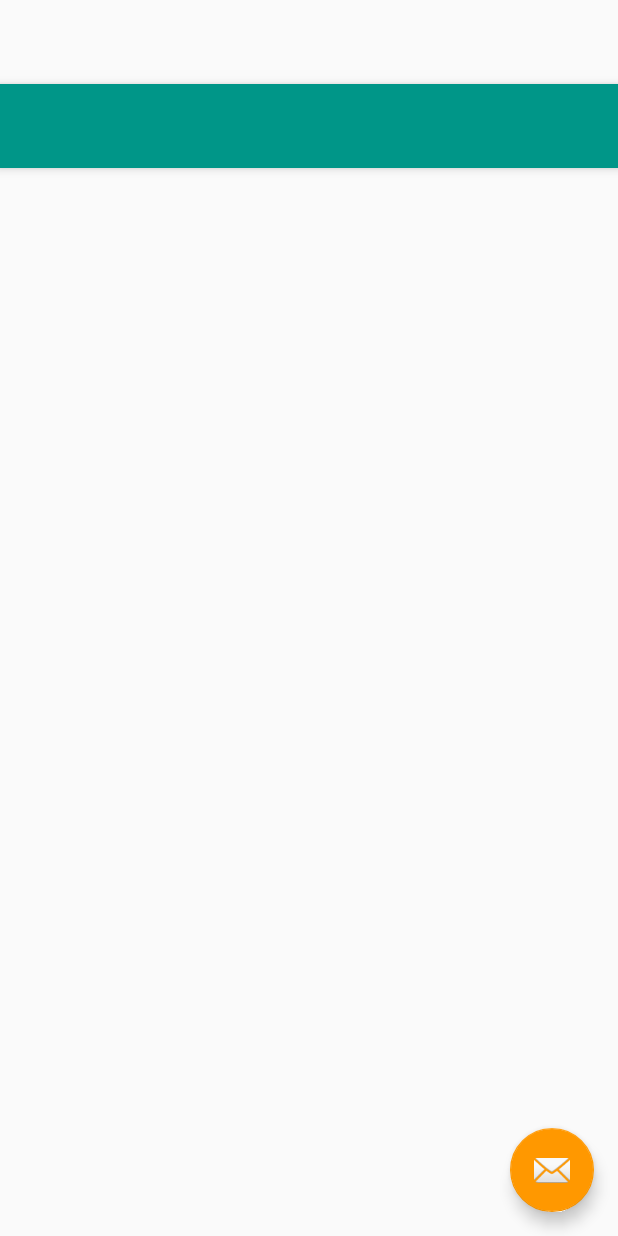
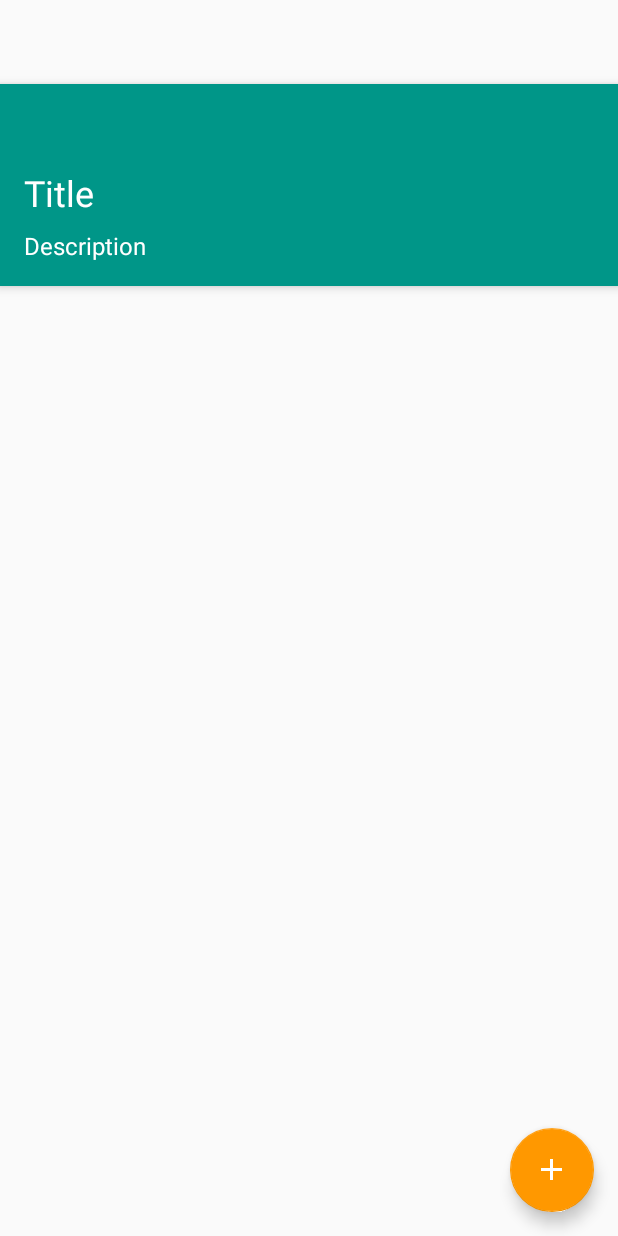
Before and after one commit to emanuele-dedonatis/Drugstore, an Android app: the layout activity_drug_detail.xml on its own in the app's theme, with its tools: preview values and no code run, on a phone screen of 412 x 824 dp. Run offline under Robolectric (Android 15) with nearby library versions, the phone set to English and light mode, and no system bars.

Commit message:
Font size correct

```diff
--- a/app/build.gradle
+++ b/app/build.gradle
@@ -44,5 +44,6 @@ dependencies {
     compile 'com.android.support:support-v4:23.1.1'
 
     compile 'com.amulyakhare:com.amulyakhare.textdrawable:1.0.1'
+    compile 'com.wrapp.floatlabelededittext:library:0.0.5'
 
 }
--- a/app/src/main/AndroidManifest.xml
+++ b/app/src/main/AndroidManifest.xml
@@ -10,13 +10,13 @@
         android:label="@string/app_name"
         android:supportsRtl="true"
         android:theme="@style/AppTheme">
+
         <activity
             android:name=".activities.DrugsActivity"
-            android:label="@string/title_activity_drugs"
+            android:label="@string/app_name"
             android:theme="@style/AppTheme.NoActionBar">
             <intent-filter>
                 <action android:name="android.intent.action.MAIN" />
-
                 <category android:name="android.intent.category.LAUNCHER" />
             </intent-filter>
         </activity>
--- a/app/src/main/java/it/dedonatis/emanuele/drugstore/activities/DrugsActivity.java
+++ b/app/src/main/java/it/dedonatis/emanuele/drugstore/activities/DrugsActivity.java
@@ -38,7 +38,7 @@ public class DrugsActivity extends AppCompatActivity
         setContentView(R.layout.activity_drugs);
         Toolbar toolbar = (Toolbar) findViewById(R.id.toolbar);
         setSupportActionBar(toolbar);
-
+        getSupportActionBar().setTitle(R.string.title_activity_drugs);
         //setupDrugsView();
 
         //setupPharmaciesView();
--- a/app/src/main/res/layout/activity_drug_detail.xml
+++ b/app/src/main/res/layout/activity_drug_detail.xml
@@ -16,10 +16,39 @@
         <android.support.v7.widget.Toolbar
             android:id="@+id/toolbar"
             android:layout_width="match_parent"
-            android:layout_height="?attr/actionBarSize"
-            android:background="?attr/colorPrimary"
-            app:popupTheme="@style/AppTheme.PopupOverlay" />
+            android:layout_height="wrap_content"
+            android:background="@color/primary"
+            android:elevation="4dp"
+            android:minHeight="56dp">
 
+            <LinearLayout xmlns:android="http://schemas.android.com/apk/res/android"
+                android:layout_width="match_parent"
+                android:layout_height="wrap_content"
+                android:layout_marginTop="56dp"
+                android:layout_marginRight="16dp"
+                android:orientation="vertical">
+
+                    <TextView
+                        style="@style/Base.TextAppearance.AppCompat.Headline"
+                        android:layout_width="match_parent"
+                        android:layout_height="wrap_content"
+                        android:id="@+id/drug_name"
+                        android:text="Title" />
+
+
+                <TextView
+                    style="@style/Base.TextAppearance.AppCompat.Subhead"
+                    android:layout_width="match_parent"
+                    android:layout_height="wrap_content"
+                    android:layout_marginTop="8dp"
+                    android:id="@+id/drug_api"
+                    android:text="Description"
+                    android:layout_marginBottom="16dp" />
+
+
+            </LinearLayout>
+
+        </android.support.v7.widget.Toolbar>
     </android.support.design.widget.AppBarLayout>
 
     <FrameLayout xmlns:android="http://schemas.android.com/apk/res/android"
@@ -29,11 +58,11 @@
         app:layout_behavior="@string/appbar_scrolling_view_behavior"/>
 
     <android.support.design.widget.FloatingActionButton
-        android:id="@+id/fab"
+        android:id="@+id/fab_new_package"
         android:layout_width="wrap_content"
         android:layout_height="wrap_content"
         android:layout_gravity="bottom|end"
         android:layout_margin="@dimen/fab_margin"
-        android:src="@android:drawable/ic_dialog_email" />
+        android:src="@drawable/ic_add" />
 
 </android.support.design.widget.CoordinatorLayout>
--- a/app/src/main/res/layout/item_drug_list.xml
+++ b/app/src/main/res/layout/item_drug_list.xml
@@ -17,21 +17,21 @@
         android:layout_gravity="center_vertical">
 
     <TextView
+        style="@style/Base.TextAppearance.AppCompat.Body2"
         android:layout_width="match_parent"
         android:layout_height="match_parent"
         android:text="Name"
         android:id="@+id/item_drug_name"
         android:layout_weight="1"
-        android:textSize="16sp"
         android:textColor="@color/primary_text" />
 
     <TextView
+        style="@style/Base.TextAppearance.AppCompat.Body1"
         android:layout_width="match_parent"
         android:layout_height="match_parent"
         android:text="Api"
         android:id="@+id/item_drug_api"
         android:layout_weight="1"
-        android:textSize="14sp"
         android:textColor="@color/secondary_text" />
 </LinearLayout>
 
```
Also changed, not shown: app/src/main/java/it/dedonatis/emanuele/drugstore/activities/DrugDetailActivity.java (+19 -3 lines), app/src/main/res/layout/item_package_card.xml (+12 -10 lines), app/src/main/res/values/styles.xml (+13 -0 lines).
